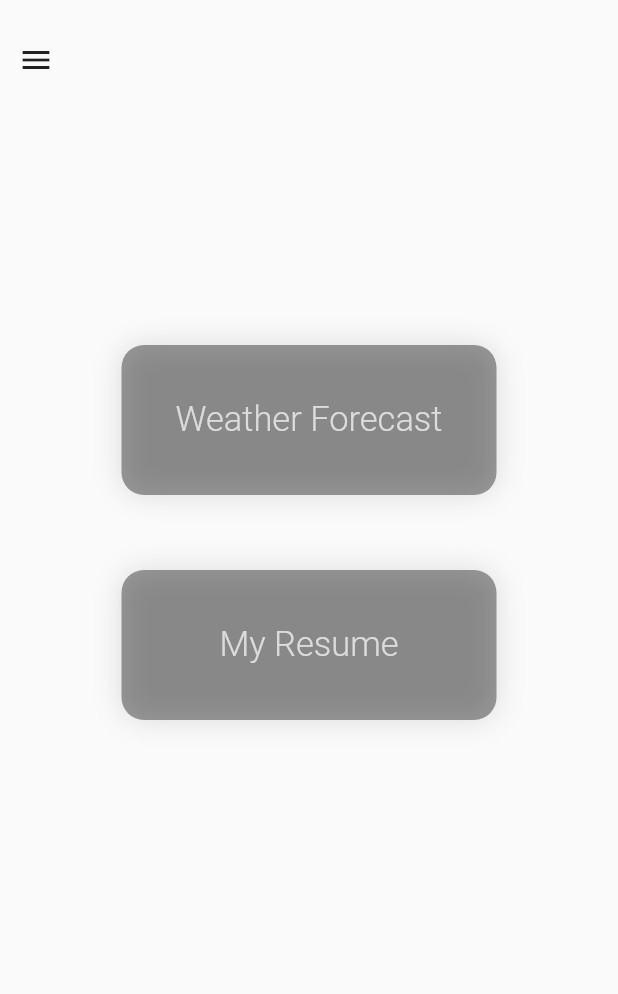
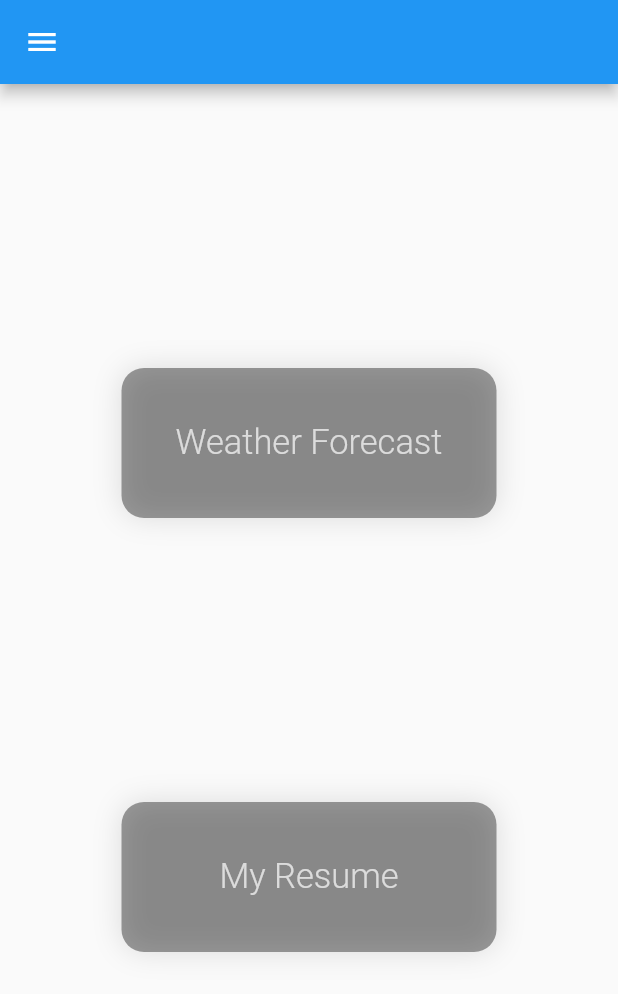
Before and after one commit to stefanovskatea/case-study-appinio, a Flutter app: the LandingPage screen opened directly, after a tap on "Weather Forecast", on a phone screen of 412 x 824 dp. Shown: the top 994 px of the screen. Run offline on Flutter 3.47's test engine with Material 2 defaults, Android fonts, the phone set to English and light mode, and no system bars; our stand-ins replace get_it; network calls fail.

Commit message:
fixed forecast service, started detailed_forecast_page

```diff
--- a/lib/components/current_forecast_page_components/current_forecast_card.dart
+++ b/lib/components/current_forecast_page_components/current_forecast_card.dart
@@ -1,27 +1,15 @@
-import 'package:challenge/screens/current_forecast_page.dart';
+import 'package:challenge/models/current_forecast_list_objects.dart';
 import 'package:flutter/material.dart';
-import '../../models/city_list.dart';
 import '../../models/city_model.dart';
-import '../../models/current_forecasts_list.dart';
-import '../../screens/detailed_forecast_page.dart';
-import '../../services/fetch_forecast.dart';
-import '../../services/routing/locator.dart';
 import '../../services/routing/navigation_service.dart';
+import '../../services/setup_services.dart';
 
 late City selectedCity;
 
 class CurrentForecastCard extends StatefulWidget {
-  final String name;
-  final double lat;
-  final double lon;
-  final int index;
+  final CurrentForecastDetails details;
 
-  const CurrentForecastCard(
-      {Key? key,
-      required this.name,
-      required this.lat,
-      required this.lon,
-      required this.index})
+  const CurrentForecastCard({Key? key, required this.details})
       : super(key: key);
 
   @override
@@ -29,32 +17,25 @@ class CurrentForecastCard extends StatefulWidget {
 }
 
 class _CurrentForecastCardState extends State<CurrentForecastCard> {
+  final String route = 'DetailedForecastPage';
   @override
   Widget build(BuildContext context) {
-    return FutureBuilder(
-      future: fetchForecast(widget.name, widget.lat, widget.lon, widget.index),
-      builder: (context, snapshot) {
     return GestureDetector(
       onTap: () {
-            Navigator.of(context).push(
-              MaterialPageRoute(
-                builder: (context) =>
-                    ForecastDetail(city: cities[widget.index]),
-              ),
-            );
+        locator<NavigationService>().navigateToWObj(route,widget.details.name,widget.details.lon, widget.details.lat, );
       },
       child: Card(
-            margin: EdgeInsets.only(left: 30, right: 30, bottom: 20),
+        margin: const EdgeInsets.only(left: 30, right: 30, bottom: 20),
         shape: RoundedRectangleBorder(
           borderRadius: BorderRadius.circular(20.0),
         ),
-            child: Container(
+        child: SizedBox(
           height: 200,
           child: Center(
             child: Text(
-                  '${currentForecasts[widget.index].name}'
-                  '\nCurrent temperature: ${currentForecasts[widget.index].temperature}'
-                  '\nCurrent condition: ${currentForecasts[widget.index].condition}',
+              '${widget.details.name}'
+              '\nCurrent temperature: ${widget.details.temperature}'
+              '\nCurrent condition: ${widget.details.condition}',
               textAlign: TextAlign.center,
               style: TextStyle(
                   color: Colors.black,
@@ -65,7 +46,5 @@ class _CurrentForecastCardState extends State<CurrentForecastCard> {
         ),
       ),
     );
-      },
-    );
   }
 }
--- a/lib/components/current_forecast_page_components/current_forecast_list.dart
+++ b/lib/components/current_forecast_page_components/current_forecast_list.dart
@@ -1,11 +1,14 @@
 import 'package:challenge/models/city_list.dart';
+import 'package:challenge/models/current_forecast_list_objects.dart';
+import 'package:challenge/services/forecasts/forecast_service.dart';
+import 'package:challenge/services/setup_services.dart';
 import 'package:flutter/material.dart';
 import 'current_forecast_card.dart';
 
 
 
 class CurrentForecastList extends StatefulWidget {
-  const CurrentForecastList({Key? key}) : super(key: key);
+  const CurrentForecastList({Key? key, }) : super(key: key);
 
   @override
   _CurrentForecastListState createState() => _CurrentForecastListState();
@@ -17,12 +20,9 @@ class _CurrentForecastListState extends State<CurrentForecastList> {
   Widget build(BuildContext context) {
 
     return ListView.builder(
-      itemCount: cities.length,
+      itemCount: forecastGetter<ForecastService>().allForecasts.length,
       itemBuilder: (context, index) {
-        var lon = cities[index].lon;
-        var lat = cities[index].lat;
-        var name = cities[index].cityName;
-        return CurrentForecastCard(name: name, lat: lat, lon: lon, index: index);
+        return CurrentForecastCard(details: forecastGetter<ForecastService>().allForecasts[index]);
       },
     );
   }
--- a/lib/components/landing_page_components/landing_page_button.dart
+++ b/lib/components/landing_page_components/landing_page_button.dart
@@ -1,20 +1,21 @@
 import 'package:flutter/material.dart';
-
 import '../../models/decorations.dart';
-import '../../services/routing/locator.dart';
+import '../../services/setup_services.dart';
 import '../../services/routing/navigation_service.dart';
 import '../../textStyles/options_text_style.dart';
 
 class LandingPageButton extends StatelessWidget {
-  late String route;
-  late String title;
+  final String route;
+  final String title;
 
-  LandingPageButton({Key? key, required this.route, required this.title})
-      : super(key: key);
+  const LandingPageButton({
+    Key? key,
+    required this.route,
+    required this.title,
+  }) : super(key: key);
 
   @override
   Widget build(BuildContext context) {
-    String route = this.route;
     return Container(
       height: 100,
       width: 250,
--- a/lib/main.dart
+++ b/lib/main.dart
@@ -1,4 +1,4 @@
-import 'package:challenge/services/routing/locator.dart';
+import 'package:challenge/services/setup_services.dart';
 import 'package:challenge/services/routing/navigation_service.dart';
 import 'package:challenge/services/routing/router.dart';
 import 'package:flutter/material.dart';
@@ -7,7 +7,7 @@ import 'models/route_names.dart';
 
 
 void main() {
-  setupLocator();
+  setupServices();
   runApp(const MyApp());
 }
 
--- a/lib/models/forecast_variables.dart
+++ /dev/null
@@ -1,4 +0,0 @@
-Map? responseMap;
-List? forecast;
-late String condition;
-late int temperature;
--- a/lib/screens/current_forecast_page.dart
+++ b/lib/screens/current_forecast_page.dart
@@ -1,10 +1,8 @@
+import 'package:challenge/services/forecasts/forecast_service.dart';
+import 'package:challenge/services/setup_services.dart';
 import 'package:flutter/material.dart';
 import '../components/current_forecast_page_components/current_forecast_list.dart';
-import '../components/navbar/nav_bar.dart';
 import '../components/navbar/nav_drawer.dart';
-import '../models/city_model.dart';
-
-late City selectedCity;
 
 class CurrentForecastPage extends StatefulWidget {
   const CurrentForecastPage({Key? key}) : super(key: key);
@@ -17,15 +15,19 @@ class _CurrentForecastPageState extends State<CurrentForecastPage> {
   @override
   Widget build(BuildContext context) {
     return Scaffold(
-      drawer: NavigationDrawer(),
-      body: Container(
-        child: Column(children: [
-          NavBar(),
-          SizedBox(height: 50),
-          Expanded(
-            child: CurrentForecastList(),
-          ),
-        ]),
+      appBar: AppBar(),
+      drawer: const NavigationDrawer(),
+      body: FutureBuilder(
+        future: forecastGetter<ForecastService>().updateCurrentForecasts(),
+        builder: (context, snapshot) {
+          if (snapshot.connectionState == ConnectionState.waiting) {
+            return const Center(child: CircularProgressIndicator());
+          }
+          if (snapshot.connectionState == ConnectionState.done) {
+            return const CurrentForecastList();
+          }
+          return const Text('An error has occurred');
+        },
       ),
     );
   }
--- a/lib/screens/landing_page.dart
+++ b/lib/screens/landing_page.dart
@@ -1,6 +1,5 @@
 import 'package:challenge/components/landing_page_components/landing_page_button.dart';
 import 'package:flutter/material.dart';
-import '../components/navbar/nav_bar.dart';
 import '../components/navbar/nav_drawer.dart';
 
 class LandingPage extends StatefulWidget {
@@ -14,18 +13,19 @@ class _LandingPageState extends State<LandingPage> {
   @override
   Widget build(BuildContext context) {
     return Scaffold(
+      appBar: AppBar(),
       drawer: const NavigationDrawer(),
-      body: Column(children: [
-        NavBar(),
-        SizedBox(height: 150),
-        Container(
-          child: Column(children: [
-            LandingPageButton(route: 'CurrentForecastPage',title: 'Weather Forecast'),
-            SizedBox(height: 50),
-            LandingPageButton(route: 'CVPage',title:'My Resume'),
-          ]),
+      body: Center(
+        child: Column(
+          mainAxisAlignment: MainAxisAlignment.spaceEvenly,
+          children: const [
+            LandingPageButton(
+                route: 'CurrentForecastPage', title: 'Weather Forecast'),
+            LandingPageButton(
+                route: 'CVPage', title: 'My Resume'),
+          ],
         ),
-      ]),
+      ),
     );
   }
 }
--- a/lib/services/fetch_forecast.dart
+++ /dev/null
@@ -1,27 +0,0 @@
-import 'dart:convert';
-import 'package:http/http.dart' as http;
-import '../../models/current_forecast_list_objects.dart';
-import '../models/current_forecast_list_objects.dart';
-import '../models/current_forecasts_list.dart';
-import '../models/forecast_variables.dart';
-
-Future<void> fetchForecast(name, lat, lon, index) async {
-  if (currentForecasts[index].didupdate == false) {
-    var url = Uri.parse(
-        'https://www.7timer.info/bin/astro.php?lon=$lon&lat=$lat&ac=0&unit=metric&output=json&tzshift=0');
-    http.Response response = await http.get(url);
-    responseMap = jsonDecode(response.body);
-    forecast = responseMap!['dataseries'];
-    temperature = forecast![0]['temp2m'];
-    condition = forecast![0]['prec_type'];
-    if (condition == 'none') {
-      condition = 'dry';
-    }
-    currentForecasts[index] = CurrentForecastDetails(
-      condition: condition,
-      temperature: temperature,
-      name: name,
-      didupdate: true,
-    );
-  }
-}
--- /dev/null
+++ b/lib/services/forecasts/forecast_service.dart
@@ -0,0 +1,92 @@
+import 'dart:convert';
+import 'package:challenge/models/detailed_forecast_list_objects.dart';
+import 'package:http/http.dart' as http;
+import 'package:intl/intl.dart';
+import '../../../models/current_forecast_list_objects.dart';
+import '../../models/city_list.dart';
+import '../../models/current_forecast_list_objects.dart';
+
+class ForecastService {
+  bool currentForecastIsUpdated = false;
+  bool detailedForecastIsUpdated = false;
+  List<CurrentForecastDetails> allForecasts = [];
+  List<DetailedForecastDetails> allDetailedForecasts = [];
+  final DateFormat formatter = DateFormat('dd.MM');
+
+  Map? responseMap;
+  late List currentForecast;
+  late List detailedForecast;
+  late String condition;
+  late int temperature;
+  late int speed;
+  late int cloudcover;
+  late String formattedTime;
+  late String formattedDate;
+
+  Future<void> updateCurrentForecasts() async {
+
+    if (currentForecastIsUpdated == false) {
+      for (int i = 0; i < cities.length; i++) {
+        var url = Uri.parse(
+            'https://www.7timer.info/bin/astro.php?lon=${cities[i].lon}&lat=${cities[i].lat}&ac=0&unit=metric&output=json&tzshift=0');
+        http.Response response = await http.get(url);
+        responseMap = jsonDecode(response.body);
+        currentForecast = responseMap!['dataseries'];
+        temperature = currentForecast[0]['temp2m'];
+        condition = currentForecast[0]['prec_type'];
+        if (condition == 'none') {
+          condition = 'dry';
+        }
+        allForecasts.add(
+          CurrentForecastDetails(
+            condition: condition,
+            temperature: temperature,
+            name: cities[i].cityName,
+            didupdate: true,
+            lat: cities[i].lat,
+            lon: cities[i].lon,
+          ),
+        );
+      }
+      currentForecastIsUpdated = true;
+    }
+  }
+
+  Future<void> updateDetailedForecast(lon, lat) async {
+    if(detailedForecastIsUpdated == true) {
+      allDetailedForecasts.clear();
+      allDetailedForecasts = [];
+    }
+    var url = Uri.parse(
+        'https://www.7timer.info/bin/astro.php?lon=$lon&lat=$lat&ac=0&unit=metric&output=json&tzshift=0');
+    print('https://www.7timer.info/bin/astro.php?lon=$lon&lat=$lat&ac=0&unit=metric&output=json&tzshift=0');
+    http.Response response = await http.get(url);
+    responseMap = jsonDecode(response.body);
+    detailedForecast = responseMap!['dataseries'];
+    for(int index = 0; index<detailedForecast.length;index++){print(index);
+    DateTime timenow = DateTime.now();
+      timenow = timenow.add(Duration(hours:3+index * 3));
+      print(timenow);
+      formattedTime = DateFormat.Hm().format(timenow);
+      formattedDate = formatter.format(timenow);
+      temperature = detailedForecast[index]['temp2m'];
+      condition = detailedForecast[index]['prec_type'];
+      speed = detailedForecast[index]["wind10m"]["speed"];
+      cloudcover = detailedForecast[index]['cloudcover'];
+      if (condition == 'none') {
+        condition = 'dry';
+      }
+      print(formattedTime);
+      print(formattedDate);
+
+      allDetailedForecasts.add(
+        DetailedForecastDetails(condition: condition, temperature: temperature, timestamp: formattedTime, cloudcover: cloudcover,speed: speed,date: formattedDate));
+    }
+    detailedForecastIsUpdated = true;
+  }
+}
+
+
+//for later use
+//var nightstart = DateTime(2022, 05, 1, 21);
+//var ComparableTime = int.parse(DateFormat.H().format(timenow));
--- a/lib/services/routing/router.dart
+++ b/lib/services/routing/router.dart
@@ -3,24 +3,30 @@ import 'package:challenge/screens/current_forecast_page.dart';
 import 'package:challenge/screens/landing_page.dart';
 import 'package:challenge/screens/resume_page.dart';
 import 'package:flutter/cupertino.dart';
+import '../../screens/detailed_forecast_page.dart';
 
 
 Route<dynamic> generateRoute(RouteSettings settings){
+  print('object');
   switch(settings.name){
     case CurrentForecastRoute:
-      return _getPageRoute(CurrentForecastPage());
+      return getPageRoute(const CurrentForecastPage());
+    case DetailedForecastRoute:
+      return getPageRoute(DetailedForecastPage(settings: settings.arguments));
     case CVRoute:
-      return _getPageRoute(ResumePage());
+      return getPageRoute(const ResumePage());
     default:
-      return _getPageRoute(LandingPage());
+      return getPageRoute(const LandingPage());
   }
 }
 
-PageRoute _getPageRoute (Widget child){
+
+PageRoute getPageRoute (Widget child){
   return _FadeRoute(child: child);
 }
 
 class _FadeRoute extends PageRouteBuilder{
+
   final Widget child;
   _FadeRoute({required this.child}) : super(
     pageBuilder: (
@@ -34,5 +40,6 @@ class _FadeRoute extends PageRouteBuilder{
         Animation<double> secondaryAnimation,
         Widget child,
         ) => FadeTransition(opacity: animation, child: child,),
+
   );
 }
```
Also changed, not shown: lib/components/detailed_forecast_page_components/detailed_forecast_card.dart (added, +37 -0 lines), lib/components/detailed_forecast_page_components/detailed_forecast_list.dart (added, +28 -0 lines), lib/models/current_forecast_list_objects.dart (+12 -8 lines), lib/models/current_forecasts_list.dart (deleted, +0 -12 lines), lib/models/detailed_forecast_list_objects.dart (added, +17 -0 lines), lib/screens/detailed_forecast_page.dart (+51 -82 lines), lib/services/routing/locator.dart (deleted, +0 -8 lines), lib/services/routing/navigation_service.dart (+8 -0 lines), lib/services/setup_services.dart (added, +11 -0 lines), 2 other files. Lines whose indentation alone changed are shown as unchanged.
